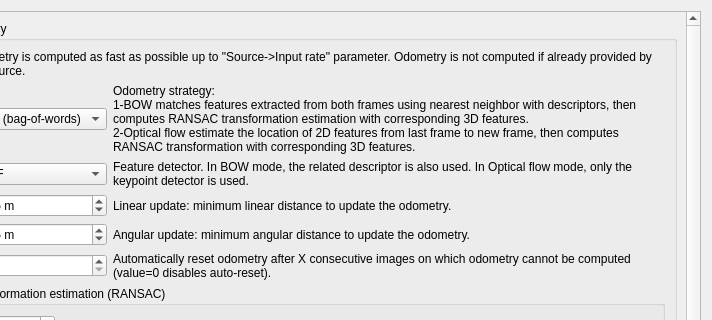
Above: guilib/src/ui/preferencesDialog.ui from introlab/rtabmap before the change; both pictures show x 323 to 1035 and y 0 to 320 of the 1035 by 789 pixel window. Below: the same form after it.
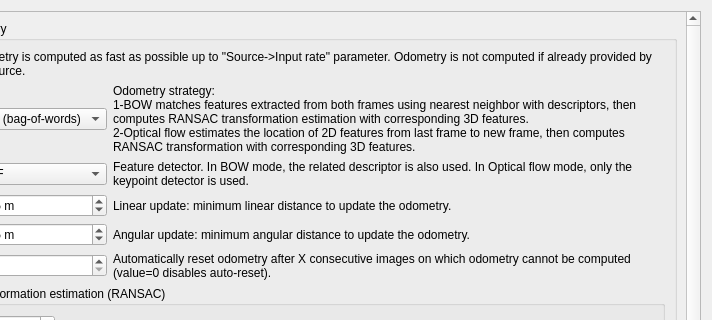
That is the form after the change. The open tabs and pages were chosen to show the change. Icons and pictures are not drawn. Custom widgets are drawn as their Qt base class.

```diff
--- a/guilib/src/ui/preferencesDialog.ui
+++ b/guilib/src/ui/preferencesDialog.ui
@@ -64,8 +64,8 @@
            <rect>
             <x>0</x>
             <y>0</y>
-            <width>744</width>
-            <height>932</height>
+            <width>736</width>
+            <height>754</height>
            </rect>
           </property>
           <layout class="QVBoxLayout" name="verticalLayout_16">
@@ -6167,7 +6167,7 @@
                      </widget>
                     </item>
                     <item>
-                     <layout class="QGridLayout" name="gridLayout_27" columnstretch="0,0">
+                     <layout class="QGridLayout" name="gridLayout_27" columnstretch="0,1">
                       <item row="4" column="1">
                        <widget class="QLabel" name="label_47">
                         <property name="text">
@@ -6316,7 +6316,7 @@
                         <property name="text">
                          <string>Odometry strategy:
 1-BOW matches features extracted from both frames using nearest neighbor with descriptors, then computes RANSAC transformation estimation with corresponding 3D features.
-2-Optical flow estimate the location of 2D features from last frame to new frame, then computes RANSAC transformation with corresponding 3D features.</string>
+2-Optical flow estimates the location of 2D features from last frame to new frame, then computes RANSAC transformation with corresponding 3D features.</string>
                         </property>
                         <property name="wordWrap">
                          <bool>true</bool>
```
Left out of the diff: 2 changed lines with no effect on the pictures.
